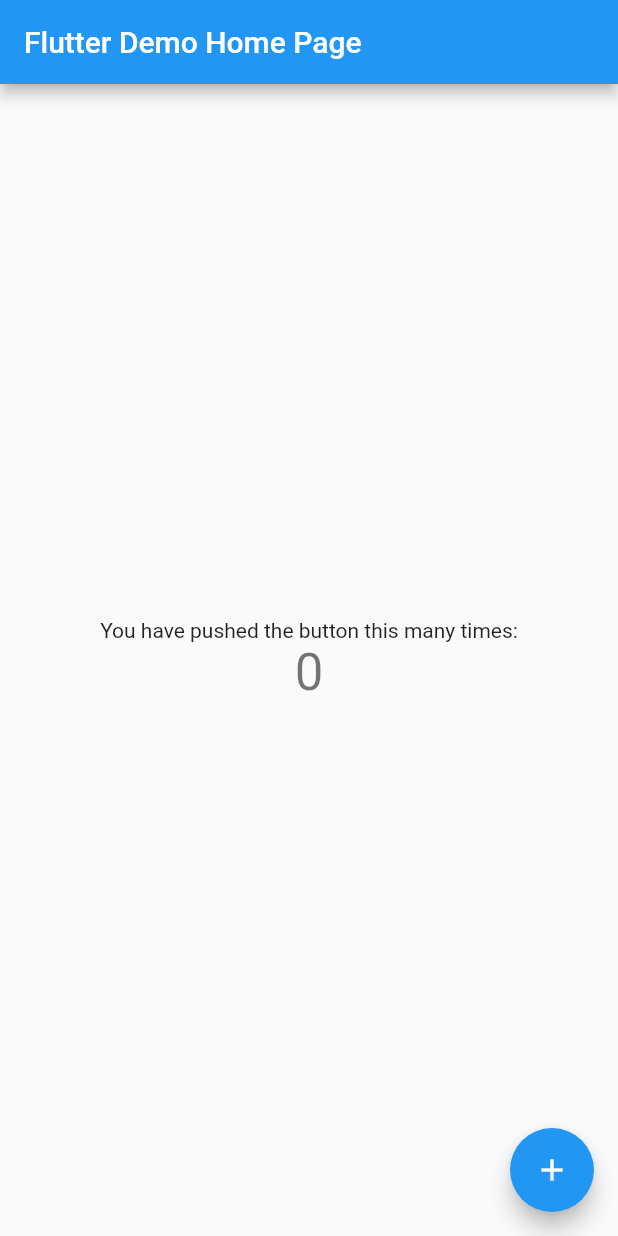
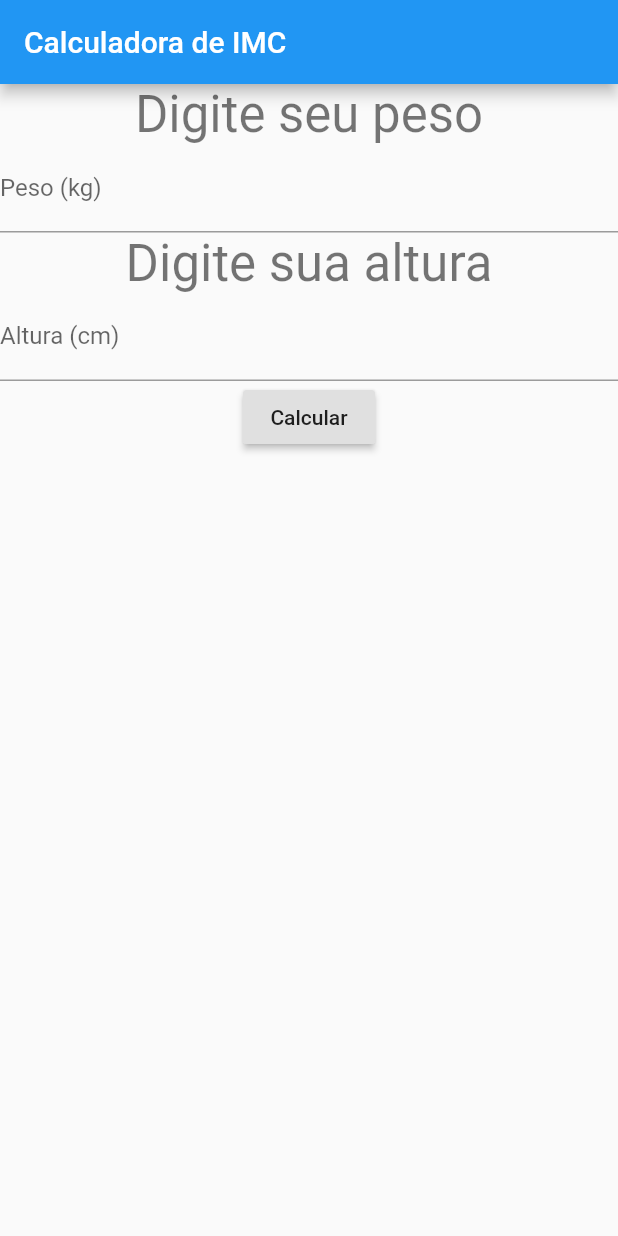
Before and after one commit to JesusGautamah/imc_calculator, a Flutter app: the screen it shows after launch, on a phone screen of 412 x 824 dp. Run offline on Flutter 3.47's test engine with Material 2 defaults, Android fonts, the phone set to English and light mode, and no system bars.

Commit message:
edited main page

```diff
--- a/lib/main.dart
+++ b/lib/main.dart
@@ -11,7 +11,7 @@
   @override
   Widget build(BuildContext context) {
     return MaterialApp(
-      title: 'Flutter Demo',
+      title: 'Calculadora de IMC',
       theme: ThemeData(
         // This is the theme of your application.
         //
@@ -24,22 +24,13 @@
         // is not restarted.
         primarySwatch: Colors.blue,
       ),
-      home: const MyHomePage(title: 'Flutter Demo Home Page'),
+      home: const MyHomePage(title: 'Calculadora de IMC'),
     );
   }
 }
 
 class MyHomePage extends StatefulWidget {
   const MyHomePage({Key? key, required this.title}) : super(key: key);
-
-  // This widget is the home page of your application. It is stateful, meaning
-  // that it has a State object (defined below) that contains fields that affect
-  // how it looks.
-
-  // This class is the configuration for the state. It holds the values (in this
-  // case the title) provided by the parent (in this case the App widget) and
-  // used by the build method of the State. Fields in a Widget subclass are
-  // always marked "final".
 
   final String title;
 
@@ -48,19 +39,6 @@
 }
 
 class _MyHomePageState extends State<MyHomePage> {
-  int _counter = 0;
-
-  void _incrementCounter() {
-    setState(() {
-      // This call to setState tells the Flutter framework that something has
-      // changed in this State, which causes it to rerun the build method below
-      // so that the display can reflect the updated values. If we changed
-      // _counter without calling setState(), then the build method would not be
-      // called again, and so nothing would appear to happen.
-      _counter++;
-    });
-  }
-
   @override
   Widget build(BuildContext context) {
     // This method is rerun every time setState is called, for instance as done
@@ -69,6 +47,20 @@
     // The Flutter framework has been optimized to make rerunning build methods
     // fast, so that you can just rebuild anything that needs updating rather
     // than having to individually change instances of widgets.
+    return IMCForm(widget: widget);
+  }
+}
+
+class IMCForm extends StatelessWidget {
+  const IMCForm({
+    Key? key,
+    required this.widget,
+  }) : super(key: key);
+
+  final MyHomePage widget;
+
+  @override
+  Widget build(BuildContext context) {
     return Scaffold(
       appBar: AppBar(
         // Here we take the value from the MyHomePage object that was created by
@@ -79,37 +71,42 @@
         // Center is a layout widget. It takes a single child and positions it
         // in the middle of the parent.
         child: Column(
-          // Column is also a layout widget. It takes a list of children and
-          // arranges them vertically. By default, it sizes itself to fit its
-          // children horizontally, and tries to be as tall as its parent.
-          //
-          // Invoke "debug painting" (press "p" in the console, choose the
-          // "Toggle Debug Paint" action from the Flutter Inspector in Android
-          // Studio, or the "Toggle Debug Paint" command in Visual Studio Code)
-          // to see the wireframe for each widget.
-          //
-          // Column has various properties to control how it sizes itself and
-          // how it positions its children. Here we use mainAxisAlignment to
-          // center the children vertically; the main axis here is the vertical
-          // axis because Columns are vertical (the cross axis would be
-          // horizontal).
-          mainAxisAlignment: MainAxisAlignment.center,
-          children: <Widget>[
-            const Text(
-              'You have pushed the button this many times:',
+          children: [
+            Text(
+              'Digite seu peso',
+              style: Theme.of(context).textTheme.headline4,
+            ),
+            // ignore: prefer_const_constructors
+            TextField(
+              // ignore: prefer_const_constructors
+              decoration: InputDecoration(
+                labelText: 'Peso (kg)',
+                hintText: 'Ex: 80',
+              ),
+              keyboardType: TextInputType.number,
             ),
             Text(
-              '$_counter',
+              'Digite sua altura',
               style: Theme.of(context).textTheme.headline4,
+            ),
+            // ignore: prefer_const_constructors
+            TextField(
+              // ignore: prefer_const_constructors
+              decoration: InputDecoration(
+                labelText: 'Altura (cm)',
+                hintText: 'Ex: 180',
+              ),
+              keyboardType: TextInputType.number,
+            ),
+            // ignore: deprecated_member_use, prefer_const_constructors
+            RaisedButton(
+            onPressed: () {  },
+            // ignore: prefer_const_constructors
+            child: Text("Calcular"),
             ),
           ],
         ),
-      ),
-      floatingActionButton: FloatingActionButton(
-        onPressed: _incrementCounter,
-        tooltip: 'Increment',
-        child: const Icon(Icons.add),
-      ), // This trailing comma makes auto-formatting nicer for build methods.
+      )
     );
   }
 }
```
